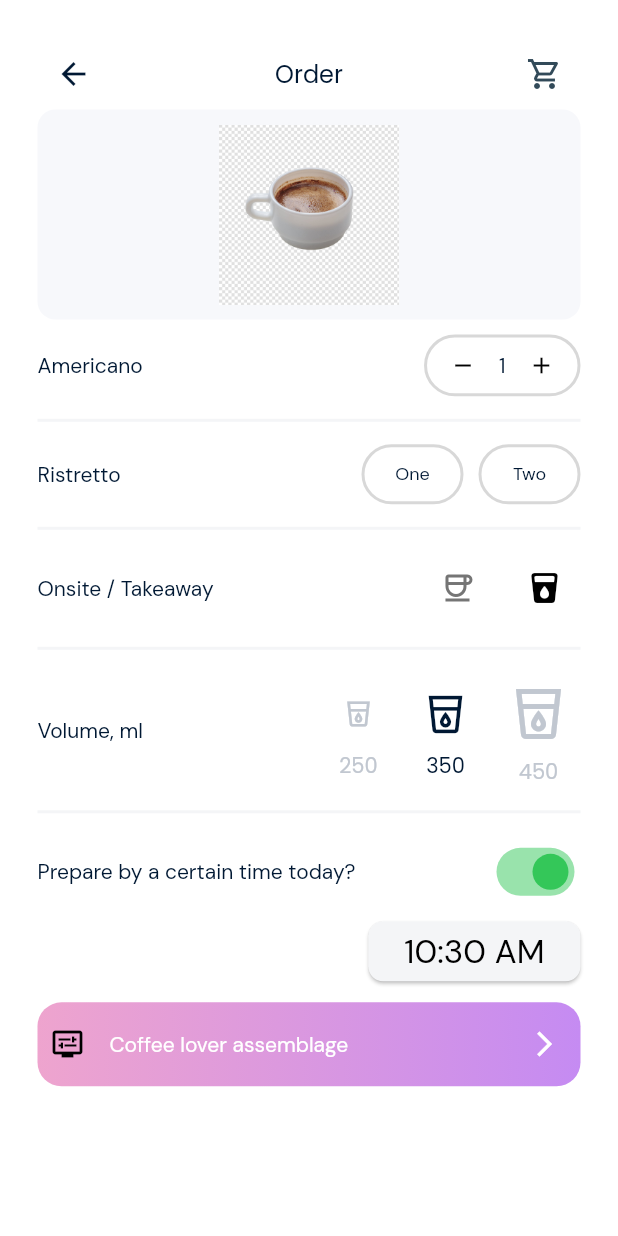
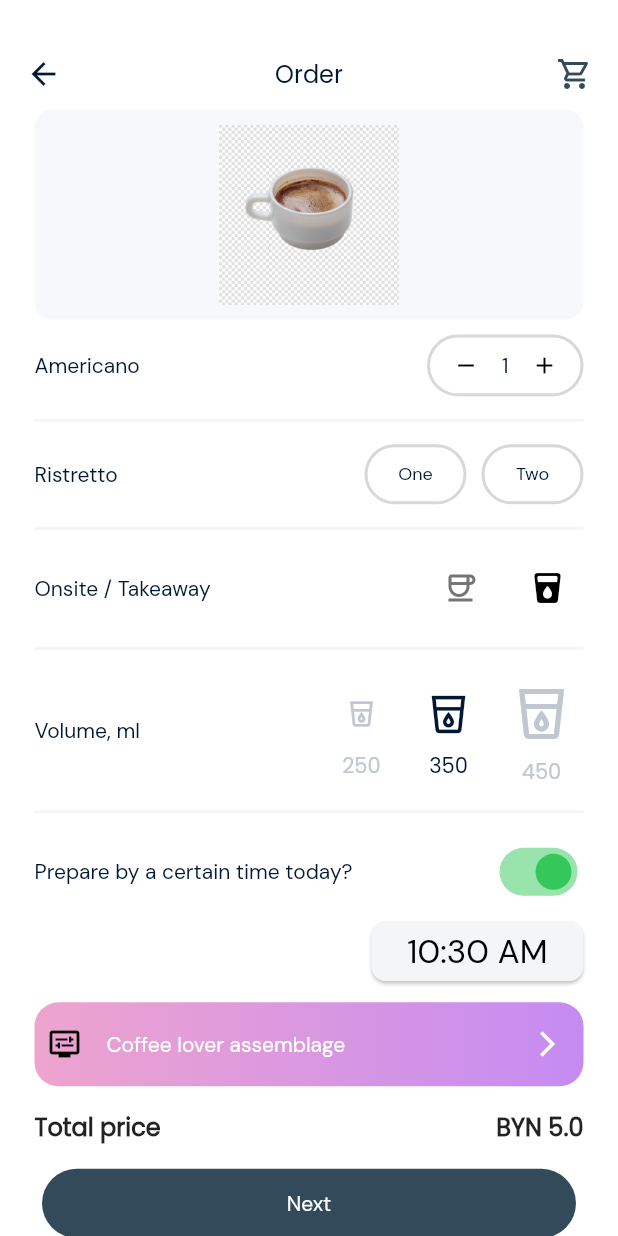
Before and after one commit to ahmedzaydan/Coffee_App, a Flutter app: the OrderDetailsView screen opened directly with sample values from the repository, on a phone screen of 412 x 824 dp. Run offline on Flutter 3.47's test engine with Material 2 defaults, Android fonts, the phone set to English and light mode, and no system bars; our stand-ins replace go_router, google_fonts.

Commit message:
Order details view UI done

```diff
--- a/caffeine_connect/lib/core/utils/strings_manager.dart
+++ b/caffeine_connect/lib/core/utils/strings_manager.dart
@@ -45,4 +45,6 @@ abstract class StringsManager {
   static const String volume = 'Volume, ml';
   static const String prepareByCertainTime = 'Prepare by a certain time today?';
   static const String coffeeLoverAssemblage = 'Coffee lover assemblage';
+  static const String totalPrice = 'Total price';
+  static const String next = 'Next';
 }
--- a/caffeine_connect/lib/core/utils/values_manager.dart
+++ b/caffeine_connect/lib/core/utils/values_manager.dart
@@ -25,6 +25,7 @@ class AppValues {
   static const double v37 = 37.0;
   static const double v40 = 40.0;
   static const double v43 = 43.0;
+  static const double v46 = 46.0;
   static const double v48 = 48.0;
   static const double v50 = 50.0;
   static const double v60 = 60.0;
--- a/caffeine_connect/lib/features/order/presentation/views/order_details_view.dart
+++ b/caffeine_connect/lib/features/order/presentation/views/order_details_view.dart
@@ -2,8 +2,7 @@ import 'package:caffeine_connect/core/utils/strings_manager.dart';
 import 'package:caffeine_connect/core/utils/values_manager.dart';
 import 'package:caffeine_connect/features/order/data/models/menu_item_model.dart';
 import 'package:caffeine_connect/features/order/presentation/views/widgets/custom_app_bar.dart';
-import 'package:caffeine_connect/features/order/presentation/views/widgets/order_image.dart';
-import 'package:caffeine_connect/features/order/presentation/views/widgets/order_options_view.dart';
+import 'package:caffeine_connect/features/order/presentation/views/widgets/order_details_view_body.dart';
 import 'package:flutter/material.dart';
 
 class OrderDetailsView extends StatelessWidget {
@@ -13,21 +12,19 @@ class OrderDetailsView extends StatelessWidget {
   @override
   Widget build(BuildContext context) {
     return Scaffold(
-      body: Padding(
-        padding: const EdgeInsets.all(AppValues.v25),
-        child: SingleChildScrollView(
+      body: SingleChildScrollView(
+        child: Padding(
+          padding: const EdgeInsets.symmetric(
+            horizontal: AppValues.v5,
+            vertical: AppValues.v25,
+          ),
           child: Column(
             children: [
               CustomAppBar(
                 title: StringsManager.order,
                 sourceContext: context,
               ),
-              OrderImage(image: item.image),
-              const SizedBox(height: AppValues.v10),
-              OrderOptions(item: item),
-              // coffee lover assemblage
-              // total price
-              // next button
+              OrderDetailsViewBody(item: item),
             ],
           ),
         ),
--- a/caffeine_connect/lib/features/order/presentation/views/widgets/coffee_lover_assemblage.dart
+++ b/caffeine_connect/lib/features/order/presentation/views/widgets/coffee_lover_assemblage.dart
@@ -2,7 +2,6 @@ import 'package:caffeine_connect/core/utils/color_manager.dart';
 import 'package:caffeine_connect/core/utils/strings_manager.dart';
 import 'package:caffeine_connect/core/utils/values_manager.dart';
 import 'package:caffeine_connect/features/order/presentation/views/widgets/decorated_text.dart';
-import 'package:flutter/foundation.dart';
 import 'package:flutter/material.dart';
 
 class CoffeeLoverAssemblage extends StatelessWidget {
@@ -40,9 +39,7 @@ class CoffeeLoverAssemblage extends StatelessWidget {
             color: ColorManager.primary,
           ),
         ),
-        onTap: () {
-          if (kDebugMode) print('tapped');
-        },
+        onTap: () {},
       ),
     );
   }
--- /dev/null
+++ b/caffeine_connect/lib/features/order/presentation/views/widgets/next_button.dart
@@ -0,0 +1,33 @@
+import 'package:caffeine_connect/core/utils/color_manager.dart';
+import 'package:caffeine_connect/core/utils/strings_manager.dart';
+import 'package:caffeine_connect/core/utils/values_manager.dart';
+import 'package:caffeine_connect/features/order/presentation/views/widgets/decorated_text.dart';
+import 'package:flutter/material.dart';
+
+class NextButton extends StatelessWidget {
+  const NextButton({
+    super.key,
+    this.onPressed,
+    this.width = double.infinity,
+  });
+  final void Function()? onPressed;
+  final double width;
+  @override
+  Widget build(BuildContext context) {
+    return ElevatedButton(
+      style: ElevatedButton.styleFrom(
+        backgroundColor: ColorManager.secondary,
+        shape: RoundedRectangleBorder(
+          borderRadius: BorderRadius.circular(AppValues.v40),
+        ),
+        disabledBackgroundColor: ColorManager.secondary,
+        minimumSize: Size(width, AppValues.v46),
+      ),
+      onPressed: onPressed,
+      child: const DecoratedText(
+        name: StringsManager.next,
+        color: ColorManager.primary,
+      ),
+    );
+  }
+}
--- /dev/null
+++ b/caffeine_connect/lib/features/order/presentation/views/widgets/order_details_view_body.dart
@@ -0,0 +1,34 @@
+import 'package:caffeine_connect/core/utils/values_manager.dart';
+import 'package:caffeine_connect/features/order/data/models/menu_item_model.dart';
+import 'package:caffeine_connect/features/order/presentation/views/widgets/coffee_lover_assemblage.dart';
+import 'package:caffeine_connect/features/order/presentation/views/widgets/next_button.dart';
+import 'package:caffeine_connect/features/order/presentation/views/widgets/order_image.dart';
+import 'package:caffeine_connect/features/order/presentation/views/widgets/order_options_view.dart';
+import 'package:caffeine_connect/features/order/presentation/views/widgets/total_price.dart';
+import 'package:flutter/material.dart';
+
+class OrderDetailsViewBody extends StatelessWidget {
+  const OrderDetailsViewBody({super.key, required this.item});
+  final MenuItem item;
+  @override
+  Widget build(BuildContext context) {
+    return Padding(
+      padding: const EdgeInsets.symmetric(horizontal: AppValues.v18),
+      child: Column(
+        children: [
+          OrderImage(image: item.image),
+          const SizedBox(height: AppValues.v10),
+          OrderOptions(item: item),
+          const CoffeeLoverAssemblage(),
+          const SizedBox(height: AppValues.v15),
+          const TotalPrice(price: 5.00), // TODO: get price from cubit
+          const SizedBox(height: AppValues.v15),
+          const Padding(
+            padding: EdgeInsets.symmetric(horizontal: AppValues.v5),
+            child: NextButton(),
+          ),
+        ],
+      ),
+    );
+  }
+}
--- a/caffeine_connect/lib/features/order/presentation/views/widgets/order_options_view.dart
+++ b/caffeine_connect/lib/features/order/presentation/views/widgets/order_options_view.dart
@@ -1,7 +1,6 @@
 import 'package:caffeine_connect/core/utils/values_manager.dart';
 import 'package:caffeine_connect/core/widgets/vertical_separator.dart';
 import 'package:caffeine_connect/features/order/data/models/menu_item_model.dart';
-import 'package:caffeine_connect/features/order/presentation/views/widgets/coffee_lover_assemblage.dart';
 import 'package:caffeine_connect/features/order/presentation/views/widgets/name_count.dart';
 import 'package:caffeine_connect/features/order/presentation/views/widgets/onsite_takeaway.dart';
 import 'package:caffeine_connect/features/order/presentation/views/widgets/prepare_by_certain_time.dart';
@@ -27,7 +26,6 @@ class OrderOptions extends StatelessWidget {
         const VerticalSeparator(),
         const PrepareByCertainTime(),
         const SizedBox(height: AppValues.v10),
-        const CoffeeLoverAssemblage(),
       ],
     );
   }
--- /dev/null
+++ b/caffeine_connect/lib/features/order/presentation/views/widgets/total_price.dart
@@ -0,0 +1,24 @@
+import 'package:caffeine_connect/core/utils/strings_manager.dart';
+import 'package:caffeine_connect/core/utils/styles.dart';
+import 'package:flutter/material.dart';
+
+class TotalPrice extends StatelessWidget {
+  const TotalPrice({super.key, required this.price});
+  final double price;
+  @override
+  Widget build(BuildContext context) {
+    return Row(
+      mainAxisAlignment: MainAxisAlignment.spaceBetween,
+      children: [
+        Text(
+          StringsManager.totalPrice,
+          style: Styles.textStyle16.copyWith(fontWeight: FontWeight.bold),
+        ),
+        Text(
+          'BYN $price',
+          style: Styles.textStyle16.copyWith(fontWeight: FontWeight.bold),
+        ),
+      ],
+    );
+  }
+}
```
